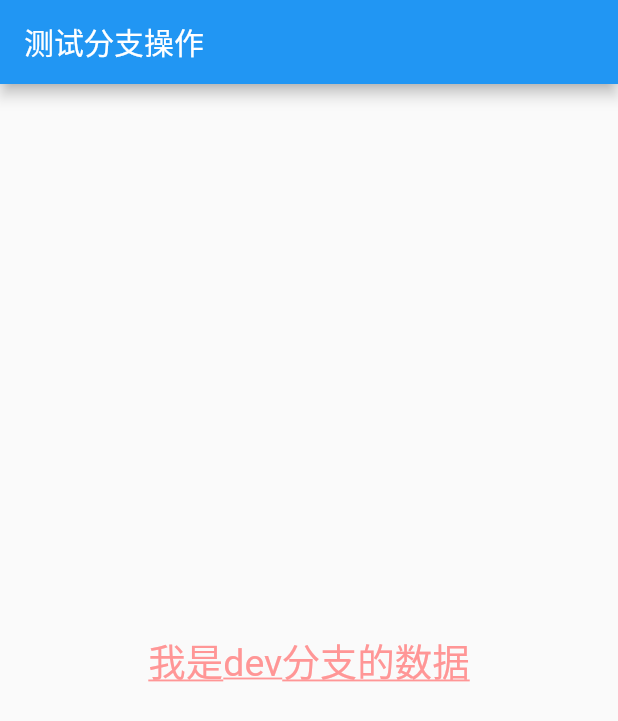
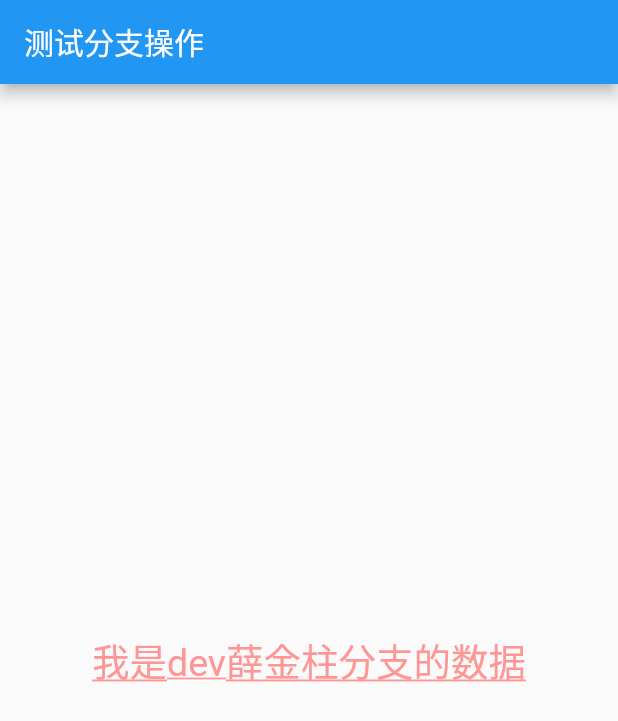
Before and after one commit to zhuzilyy/flutter_app, a Flutter app: the screen it shows after launch, on a phone screen of 412 x 824 dp. Shown: the top 721 px of the screen. Run offline on Flutter 3.47's test engine with Material 2 defaults, Android fonts, the phone set to English and light mode, and no system bars.

```diff
--- a/lib/main.dart
+++ b/lib/main.dart
@@ -15,7 +15,7 @@ class MyApp extends StatelessWidget{
         ),
         body: Center(
           child: Text(
-                  "我是dev分支的数据",
+                  "我是dev薛金柱分支的数据",
             textAlign: TextAlign.left,
         /*    maxLines: 1,
             overflow: TextOverflow.ellipsis,*/
```
